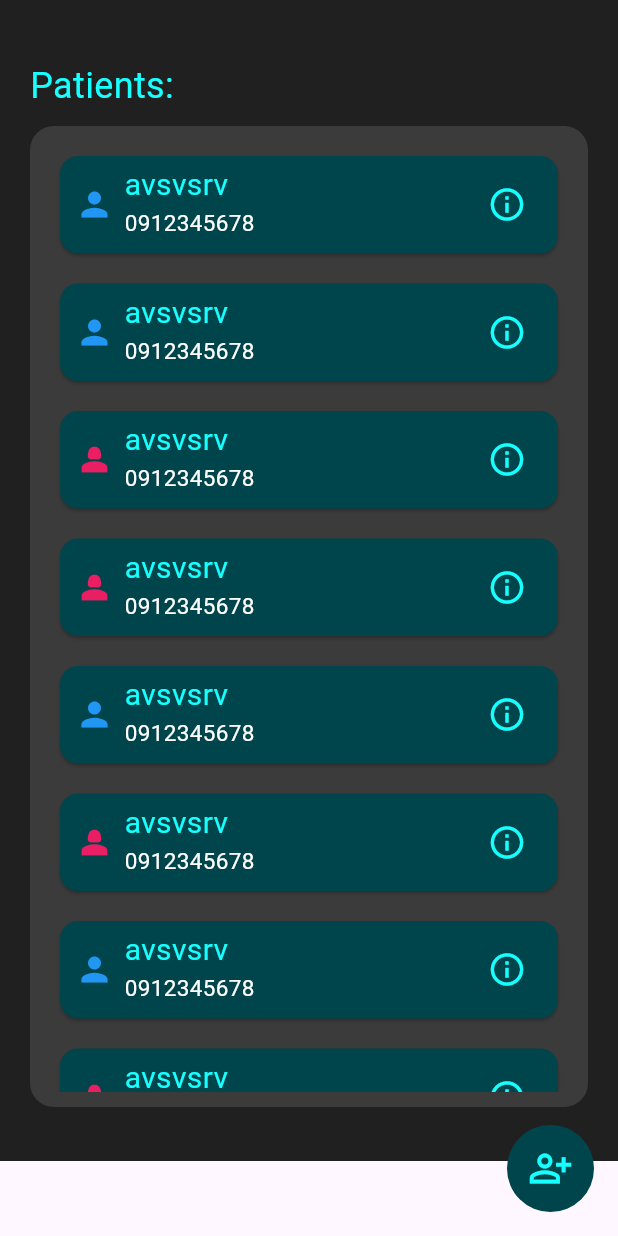
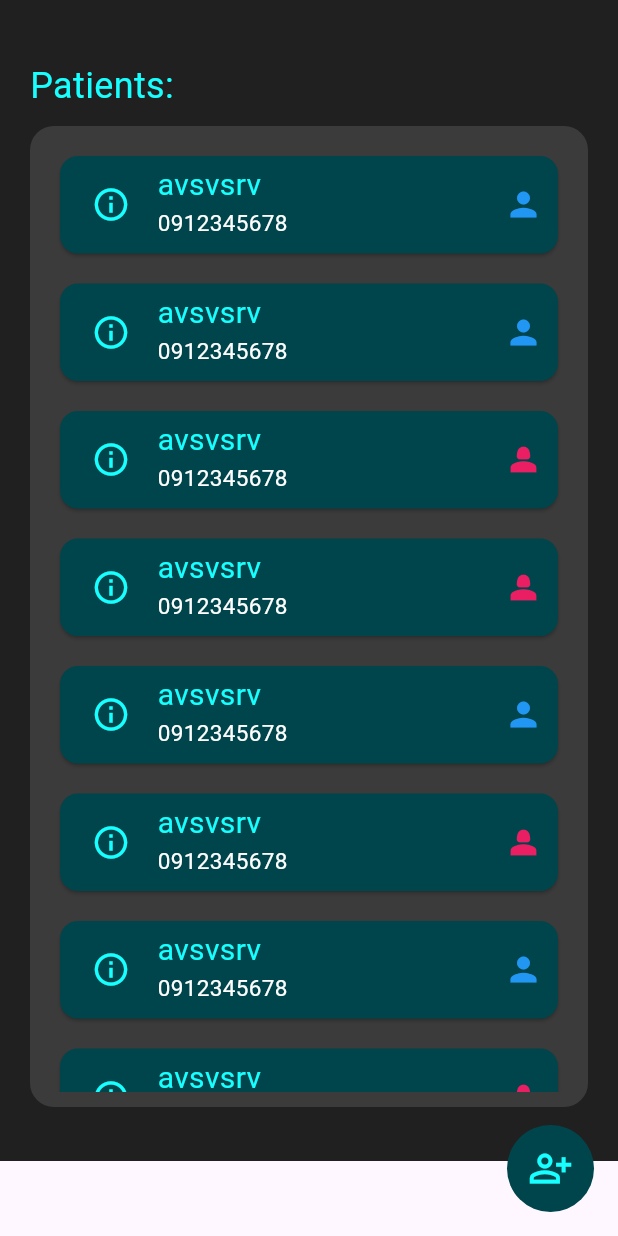
Before and after one commit to AbdullahAlBitar/B-Dental-Flutter, a Flutter app: the Patient screen opened directly, on a phone screen of 412 x 824 dp. Run offline on Flutter 3.47's test engine with Material 3 defaults, Android fonts, the light colour scheme and no system bars; our stand-ins replace shared_preferences; accounts and stored records are empty; project files that could hold a hidden picture were left out.

Commit message:
made the info button in patient card at the same place as other cards

```diff
--- a/lib/cards/patient_card.dart
+++ b/lib/cards/patient_card.dart
@@ -17,17 +17,23 @@ class PatientCard extends StatelessWidget {
       child: Row(
         children: <Widget>[
           const SizedBox(width: 10),
-          Icon(
-            sex == 1? Icons.person : Icons.person_2,
-            color: sex == 1? Colors.blue : Colors.pink,
-            size: 26,
-          ),
+          IconButton(
+              onPressed: () {
+                Navigator.pushNamed(context, "/patientDetails", arguments: id);
+              },
+              icon: Icon(
+                Icons.info_outline,
+                color: globalColorLight,
+                size: 26,
+              )),
           const SizedBox(width: 7),
           Column(
             mainAxisAlignment: MainAxisAlignment.start,
             crossAxisAlignment: CrossAxisAlignment.start,
             children: <Widget>[
-              const SizedBox(height: 5,),
+              const SizedBox(
+                height: 5,
+              ),
               Text(
                 name,
                 style: TextStyle(
@@ -51,15 +57,11 @@ class PatientCard extends StatelessWidget {
           Expanded(
             child: Align(
               alignment: Alignment.centerRight,
-              child: IconButton(
-                  onPressed: () {
-                    Navigator.pushNamed(context, "/patientDetails", arguments: id);
-                  },
-                  icon: Icon(
-                    Icons.info_outline,
-                    color: globalColorLight,
-                    size: 26,
-                  )),
+              child: Icon(
+                sex == 1 ? Icons.person : Icons.person_2,
+                color: sex == 1 ? Colors.blue : Colors.pink,
+                size: 26,
+              ),
             ),
           ),
           const SizedBox(
```
